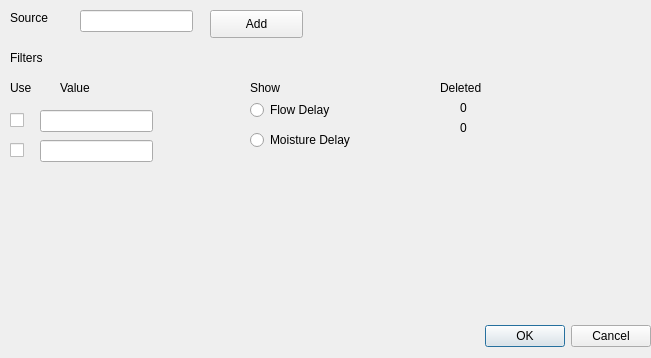
First picture: the form in crop_editor_dialog_base.ui, repository alamsal/QGIS-Yield-Editor, before the edit.
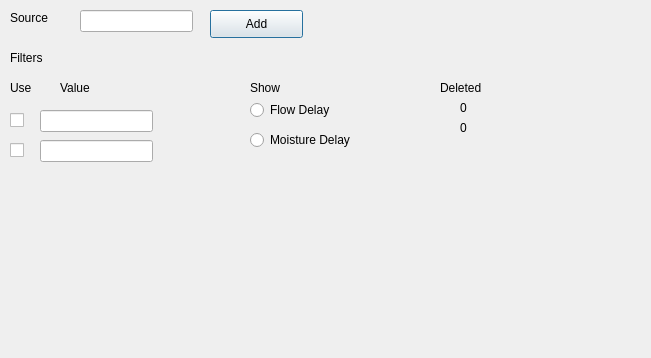
Second picture: the form after the edit.

Commit message: Removed unwanted button

What changed in the file:
```diff
--- a/crop_editor_dialog_base.ui
+++ b/crop_editor_dialog_base.ui
@@ -13,22 +13,6 @@
   <property name="windowTitle">
    <string>CropEditor</string>
   </property>
-  <widget class="QDialogButtonBox" name="button_box">
-   <property name="geometry">
-    <rect>
-     <x>450</x>
-     <y>320</y>
-     <width>201</width>
-     <height>32</height>
-    </rect>
-   </property>
-   <property name="orientation">
-    <enum>Qt::Horizontal</enum>
-   </property>
-   <property name="standardButtons">
-    <set>QDialogButtonBox::Cancel|QDialogButtonBox::Ok</set>
-   </property>
-  </widget>
   <widget class="QLineEdit" name="txtFilePath">
    <property name="geometry">
     <rect>
```
Left out of the diff: 35 changed lines with no effect on the pictures.
